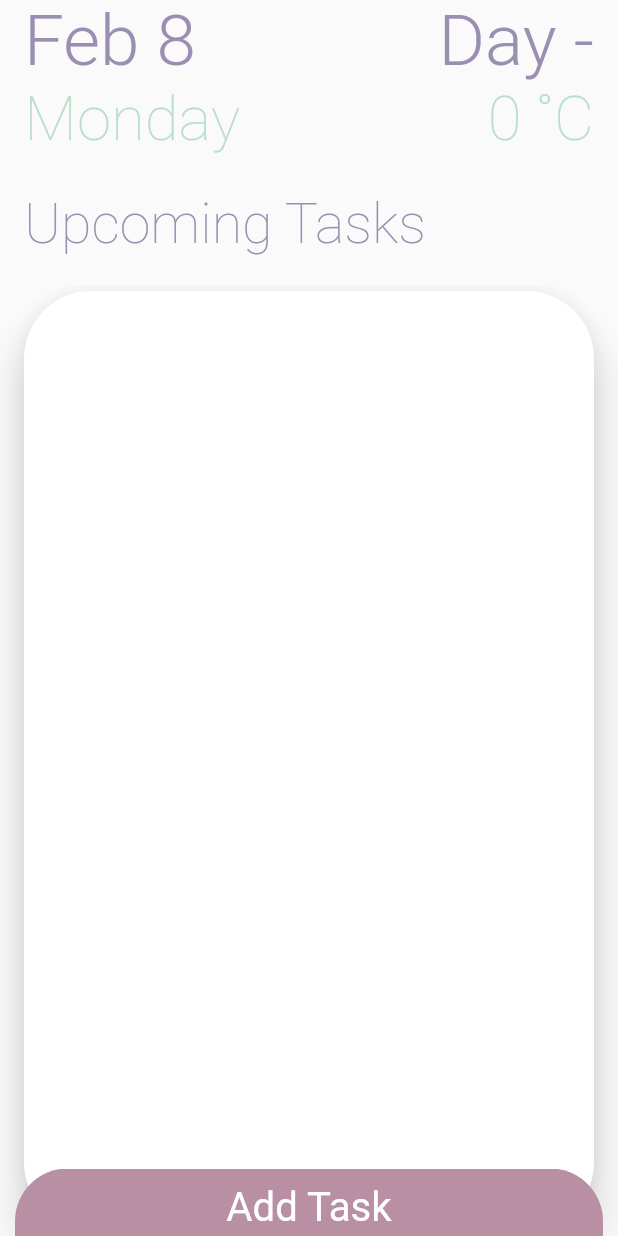
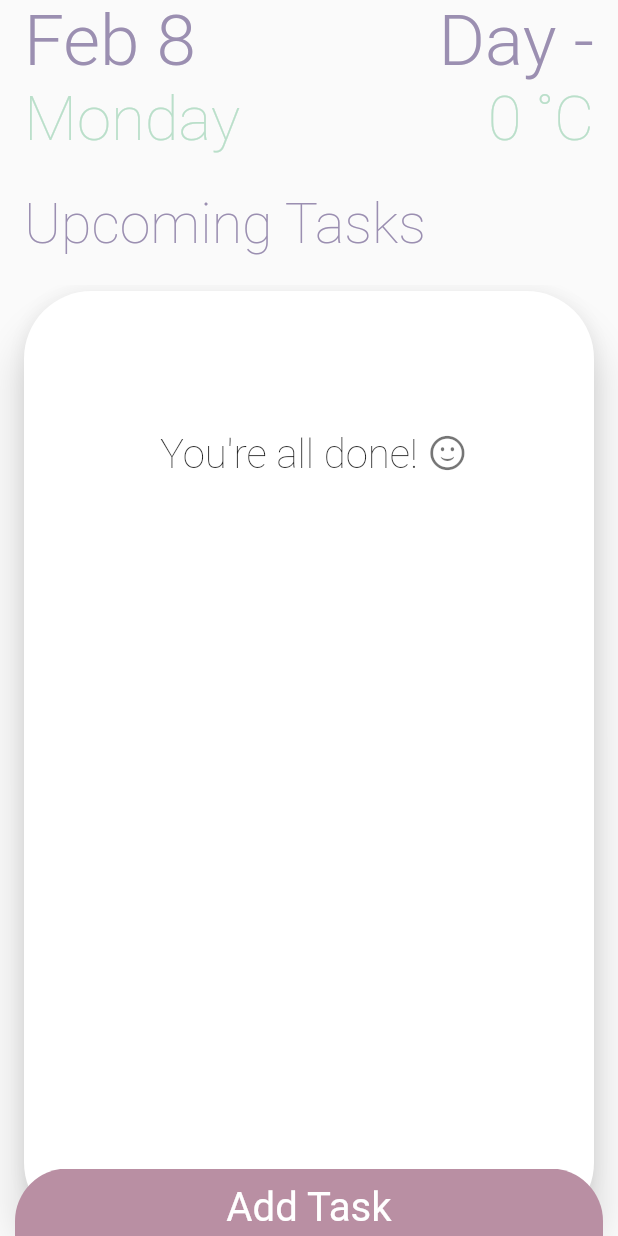
Before and after one commit to neilgoyal/DayTrak, a Flutter app: the TodoList1 screen opened directly, on a phone screen of 412 x 824 dp. Run offline on Flutter 3.47's test engine with Material 2 defaults, Android fonts, the light colour scheme and no system bars; drawn by our look-alikes of sliding_up_panel; our stand-ins replace flare_flutter, flutter_slidable, shared_preferences, sqflite; missing offline and left inert: encrypt, popup_menu; accounts and stored records are empty; network calls fail; Roboto replaces fonts that are missing (Protipo Compact).

Commit message:
Addtask empty task smiley V.1.6

```diff
--- a/lib/addtask.dart
+++ b/lib/addtask.dart
@@ -1,5 +1,6 @@
 import 'package:flutter/cupertino.dart';
 import 'package:flutter/material.dart';
+import 'package:flutter/widgets.dart';
 import 'package:schoolcalendar/db.dart';
 import 'package:intl/intl.dart';
 import 'package:sliding_up_panel/sliding_up_panel.dart';
@@ -778,9 +779,43 @@ class _TodoListState1 extends State<TodoList1> {
                         ),
                         toolbarHeight: toolbarHeight,
                       )),
-                  body: Container(
-                      padding:
-                          EdgeInsets.only(top: 0.0, left: 12.0, right: 12.0),
+                  body: (_todoList.isEmpty)
+                      ? Container(
+                         padding: EdgeInsets.only(
+                              top: 0.0, left: 12.0, right: 12.0),
+
+                          child: Card(
+                            color: Colors.white,
+                            elevation: 12,
+                            shape: RoundedRectangleBorder(
+                                borderRadius: BorderRadius.circular(45)),
+                            child:
+                          Column(children: [
+                            SizedBox(
+                              height: globals.s4,
+                            ),
+                            Row(
+                                mainAxisAlignment: MainAxisAlignment.center,
+                                children: [
+                                  Text(
+                                    "You're all done!  ",
+                                    textAlign: TextAlign.center,
+                                    style: TextStyle(
+                                        fontFamily: "Protipo Compact",
+                                        fontSize: globals.h6,
+                                        fontWeight: FontWeight.w200),
+                                  ),
+                                  Icon(
+                                    CupertinoIcons.smiley,
+                                    size: globals.h6,
+                                    color: Colors.black54,
+
+                                  )
+                                ])
+                          ])))
+                      : Container(
+                          padding: EdgeInsets.only(
+                              top: 0.0, left: 12.0, right: 12.0),
                           child: Card(
                             color: Colors.white,
                             elevation: 12,
@@ -795,13 +830,15 @@ class _TodoListState1 extends State<TodoList1> {
                                         padding: EdgeInsets.only(
                                             top: 8.0, left: 8.0, right: 8.0),
                                         child: Card(
-                                      color: Color.fromRGBO(211, 223, 229, 1),
+                                          color:
+                                              Color.fromRGBO(211, 223, 229, 1),
                                           elevation: 2,
                                           shape: RoundedRectangleBorder(
                                               borderRadius:
                                                   BorderRadius.circular(25)),
                                           child: Slidable(
-                                        actionPane: SlidableDrawerActionPane(),
+                                            actionPane:
+                                                SlidableDrawerActionPane(),
                                             actionExtentRatio: 0.25,
                                             child: Container(
                                               padding: EdgeInsets.all(5.0),
@@ -814,23 +851,27 @@ class _TodoListState1 extends State<TodoList1> {
                                                       Expanded(
                                                           child: Container(
                                                         child: Text(
-                                                        _todoList[index].title,
+                                                            _todoList[index]
+                                                                .title,
                                                             style: TextStyle(
                                                                 fontWeight:
-                                                                FontWeight.w300,
+                                                                    FontWeight
+                                                                        .w300,
                                                                 fontFamily:
                                                                     "Protipo Compact",
                                                                 fontSize:
-                                                                globals.h7)),
+                                                                    globals
+                                                                        .h7)),
                                                       ))
                                                     ],
                                                   ),
                                                   trailing: Text(
                                                     '${concisedate(index)[0]}',
                                                     style: TextStyle(
-                                                    color:
-                                                        concisedate(index)[1],
-                                                    fontWeight: FontWeight.w300,
+                                                        color: concisedate(
+                                                            index)[1],
+                                                        fontWeight:
+                                                            FontWeight.w300,
                                                         fontFamily:
                                                             "Protipo Compact",
                                                         fontSize: globals.h10),
@@ -846,7 +887,8 @@ class _TodoListState1 extends State<TodoList1> {
                                                       child: Container(
                                                         height: 10000000.0,
                                                         width: 10000000.0,
-                                                    decoration: BoxDecoration(
+                                                        decoration:
+                                                            BoxDecoration(
                                                           color: Color.fromRGBO(
                                                               119, 227, 134, 1),
                                                           borderRadius:
@@ -855,13 +897,15 @@ class _TodoListState1 extends State<TodoList1> {
                                                                 .circular(25.0),
                                                             bottomRight:
                                                                 const Radius
-                                                                .circular(25.0),
+                                                                        .circular(
+                                                                    25.0),
                                                           ),
                                                         ),
                                                         child: Icon(
                                                             CupertinoIcons
                                                                 .checkmark_alt,
-                                                        color: Colors.black),
+                                                            color:
+                                                                Colors.black),
                                                       ),
                                                       onTap: () async {
                                                         HapticFeedback
@@ -871,7 +915,8 @@ class _TodoListState1 extends State<TodoList1> {
                                                         var result =
                                                             await _todoService
                                                                 .deleteTodo(
-                                                                _todoList[index]
+                                                                    _todoList[
+                                                                            index]
                                                                         .id);
                                                         if (mounted) {
                                                           setState(() {});
```
Lines whose indentation alone changed are shown as unchanged.
